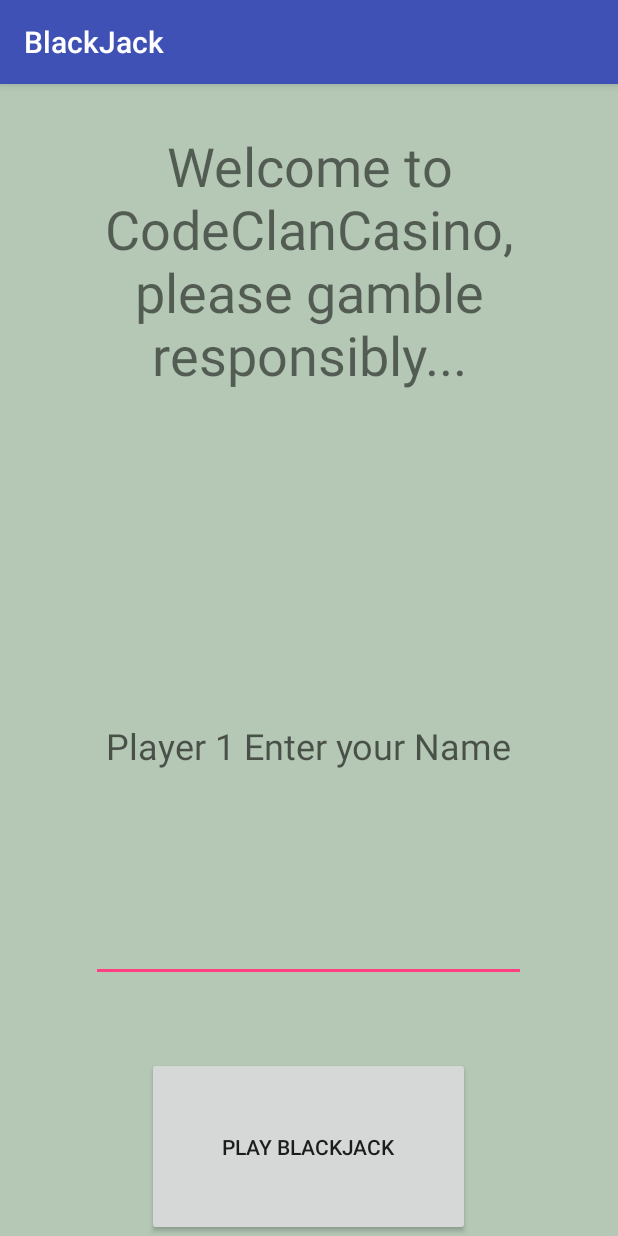
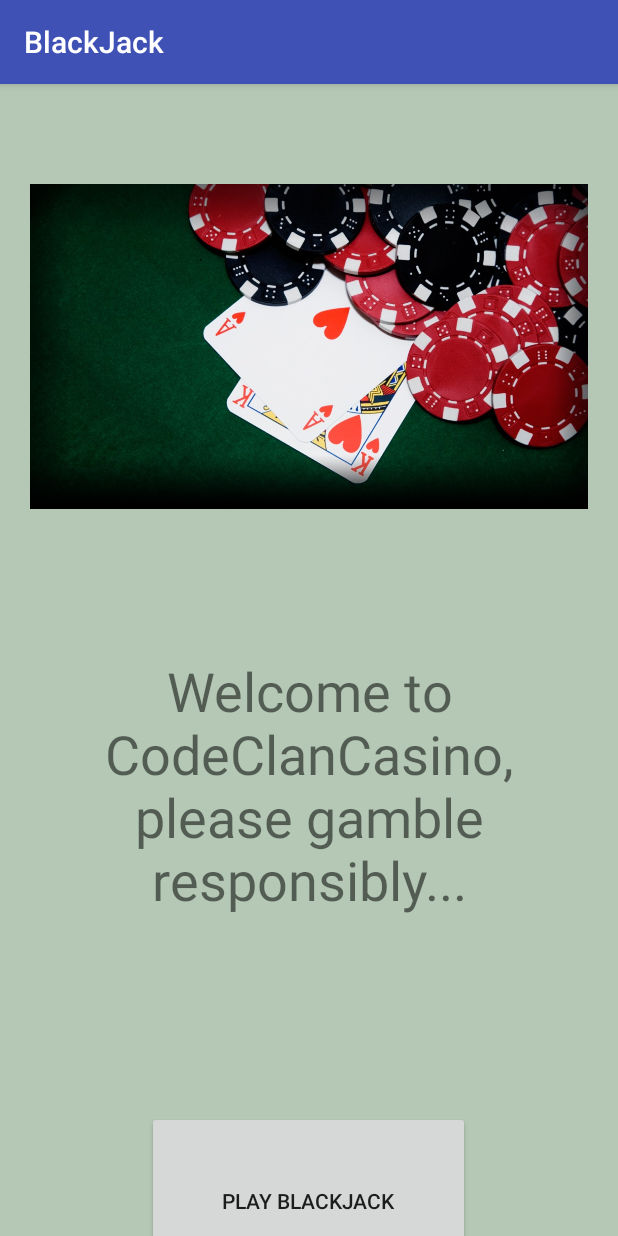
Before and after one commit to EwenFin/BlackJackApp, an Android app: the screen it shows after launch (MainActivity), on a phone screen of 412 x 824 dp. Run offline under Robolectric (Android 15) with nearby library versions, the light colour scheme and no system bars.

Commit message:
welcome image

```diff
--- a/app/src/main/java/com/codeclan/blackjack/MainActivity.java
+++ b/app/src/main/java/com/codeclan/blackjack/MainActivity.java
@@ -1,11 +1,13 @@
 package com.codeclan.blackjack;
 
 import android.content.Intent;
+import android.provider.ContactsContract;
 import android.support.v7.app.AppCompatActivity;
 import android.os.Bundle;
 import android.view.View;
 import android.widget.Button;
 import android.widget.EditText;
+import android.widget.ImageView;
 import android.widget.TextView;
 
 import org.w3c.dom.Text;
@@ -16,6 +18,7 @@
 
 
     TextView welcome;
+    ImageView welcomeImage;
     EditText NameEntry;
     Button BlackJackButton;
 
@@ -29,6 +32,11 @@
 
         welcome = (TextView)findViewById(R.id.welcome);
         welcome.setText("Welcome to CodeClanCasino, please gamble responsibly...");
+
+        int welcomeImageId = this.getResources().getIdentifier("casino", "drawable", "com.codeclan.blackjack");
+        welcomeImage = (ImageView)findViewById(R.id.welcome_image);
+        welcomeImage.setImageResource(welcomeImageId);
+
     }
 
 
--- a/app/src/main/res/layout/activity_main.xml
+++ b/app/src/main/res/layout/activity_main.xml
@@ -10,8 +10,10 @@
 
 
     <ImageView
+        android:id="@+id/welcome_image"
+        android:padding="20dp"
         android:layout_width="match_parent"
-        android:layout_height="wrap_content" />
+        android:layout_height="350dp" />
 
     <TextView
         android:id="@+id/welcome"
@@ -26,15 +28,14 @@
 
     <EditText
         android:id="@+id/name_entry"
-        android:layout_width="290dp"
+        android:layout_width="wrap_content"
         android:layout_height="wrap_content"
         android:layout_gravity="center"
         android:layout_margin="50dp"
         android:layout_marginTop="50dp"
         android:layout_weight="0.10"
-        android:gravity="center"
         android:hint="@string/enter_name"
-        android:textSize="24dp" />
+        android:textSize="36dp" />
 
 
     <Button
```
Also changed, not shown: app/src/main/res/drawable/casino.jpg (added).
